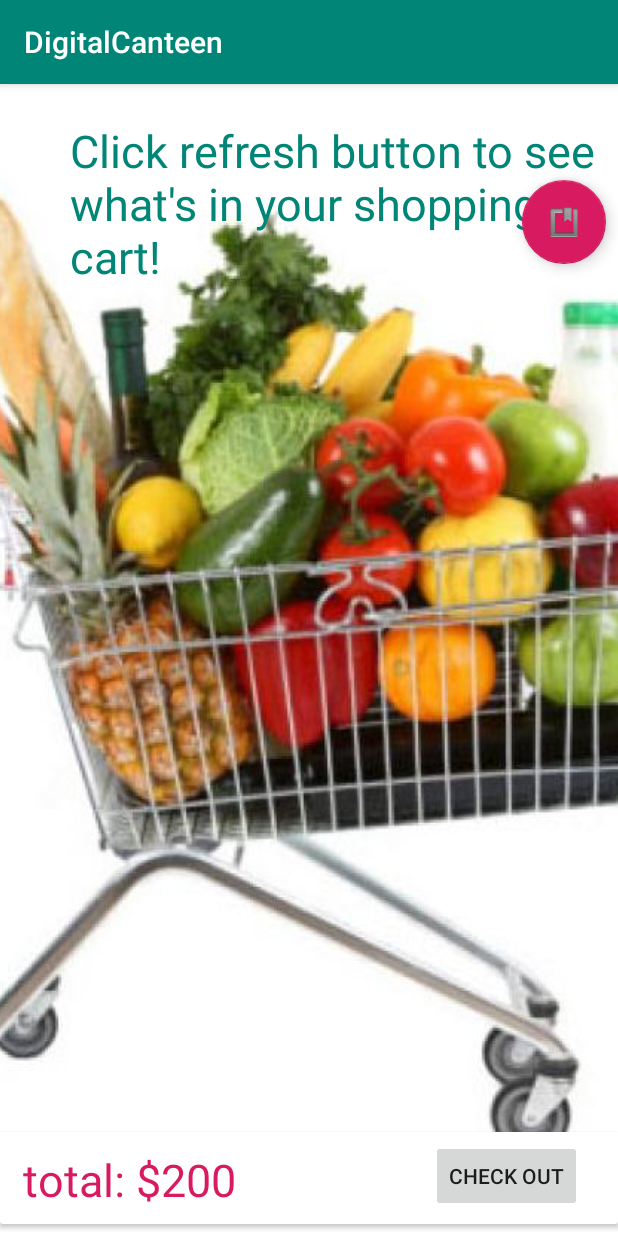
After one commit to PengShanshan99/DigitalCanteen, an Android app: the fragment ShoppingCFragment shown on its own in the app's theme, on a phone screen of 412 x 824 dp. The commit adds this screen. Run offline under Robolectric (Android 15) with nearby library versions, the phone set to English and light mode, and no system bars; our stand-ins replace Firebase (no records; nobody signed in at launch, a user with empty details on screens opened directly).

Commit message:
added some file for shopping cart

```diff
--- a/app/src/main/java/com/istd/digitalcanteen/OrdersFragment.java
+++ b/app/src/main/java/com/istd/digitalcanteen/OrdersFragment.java
@@ -115,9 +115,9 @@ public class OrdersFragment extends Fragment {
         Log.i("movingDebug", "OnChangeListener finished");
         Log.i("movingDebug", "mAdapter assigned with list "+list.toString());
 
-        for (Order order1: list){
-            Log.i("orderqueue5","foods in order "+order1.toString()+" is "+order1.getTime().toString());
-        }
+//        for (Order order1: list){
+//            Log.i("orderqueue5","foods in order "+order1.toString()+" is "+order1.getTime().toString());
+//        }
         mAdapter = new AdapterOrders(list, recyclerViewOrders.getContext());
 //        recyclerViewOrders.setLayoutManager(new LinearLayoutManager(getActivity()));
 //        recyclerViewOrders.setAdapter(mAdapter);
--- /dev/null
+++ b/app/src/main/java/com/istd/digitalcanteen/ShoppingCFragment.java
@@ -0,0 +1,49 @@
+package com.istd.digitalcanteen;
+
+import android.content.Context;
+import android.os.Bundle;
+import android.support.annotation.NonNull;
+import android.support.annotation.Nullable;
+import android.support.design.widget.FloatingActionButton;
+import android.support.v4.app.Fragment;
+import android.support.v7.widget.RecyclerView;
+import android.util.Log;
+import android.view.LayoutInflater;
+import android.view.View;
+import android.view.ViewGroup;
+import android.widget.Button;
+
+import com.google.firebase.database.DatabaseReference;
+import com.google.firebase.database.FirebaseDatabase;
+
+import java.util.ArrayList;
+
+public class ShoppingCFragment extends Fragment {
+    Context mContext;
+    RecyclerView recyclerViewSC;
+    FirebaseDatabase mFB;//a firebase database object
+    //DatabaseReference mRefFoodQ;
+    DatabaseReference mRef;// a reference object for firebase orderqueue
+    AdapterOrders mAdapter;// an adapter that combines the firebase reference to the recycler view in our UI
+    ArrayList<Order> list = new ArrayList<Order>();// a list for order objects
+    View rootView;
+    Button buttonCheckOut;
+    FloatingActionButton fabRefreshSC;
+    ArrayList<Integer> foods;
+    Order localOrder;
+    Order orderRetrieved;
+
+    @Nullable
+    @Override
+    public View onCreateView(@NonNull LayoutInflater inflater, @Nullable ViewGroup container, @Nullable Bundle savedInstanceState) {
+        mContext = getActivity();
+        rootView = inflater.inflate(R.layout.fragment_shopping_cart, container, false);
+        buttonCheckOut = rootView.findViewById(R.id.sc_checkout);
+        mFB = FirebaseDatabase.getInstance();
+        mRef = mFB.getReference("orderQueue");
+        recyclerViewSC = rootView.findViewById(R.id.recyclerView_sc);
+        recyclerViewSC.setHasFixedSize(true);
+        fabRefreshSC = (FloatingActionButton) rootView.findViewById(R.id.fab_refresh_SC);//refresh the list when this button is clicked
+        return rootView;
+    }
+}
--- /dev/null
+++ b/app/src/main/res/layout/fragment_shopping_cart.xml
@@ -0,0 +1,87 @@
+<?xml version="1.0" encoding="utf-8"?>
+<android.support.constraint.ConstraintLayout xmlns:android="http://schemas.android.com/apk/res/android"
+    xmlns:tools="http://schemas.android.com/tools"
+    android:layout_width="match_parent"
+    android:layout_height="match_parent"
+    xmlns:app="http://schemas.android.com/apk/res-auto">
+
+    <ImageView
+        android:id="@+id/imageView2"
+        android:layout_width="match_parent"
+        android:layout_height="match_parent"
+        android:layout_alignParentStart="true"
+        android:layout_alignParentLeft="true"
+        android:layout_alignParentTop="true"
+        android:scaleType="centerCrop"
+        android:src="@drawable/shopping_cart_photo" />
+
+    <TextView
+        android:id="@+id/textViewSC"
+        android:layout_width="357dp"
+        android:layout_height="wrap_content"
+        android:layout_marginLeft="@dimen/activity_horizontal_margin"
+        android:layout_marginTop="24dp"
+        android:layout_marginEnd="8dp"
+        android:layout_marginRight="8dp"
+        android:text="Click refresh button to see what's in your shopping cart!"
+        android:textColor="@color/colorPrimary"
+        android:textSize="30dp"
+        app:layout_constraintEnd_toEndOf="parent"
+        app:layout_constraintLeft_toLeftOf="parent"
+        app:layout_constraintTop_toTopOf="parent" />
+
+    <android.support.v7.widget.RecyclerView
+        android:layout_width="match_parent"
+        android:layout_height="wrap_content"
+        android:id="@+id/recyclerView_sc">
+    </android.support.v7.widget.RecyclerView>
+
+    <android.support.v7.widget.CardView
+        android:layout_width="match_parent"
+        android:layout_height="61dp"
+        android:layout_marginBottom="8dp"
+        app:layout_constraintBottom_toBottomOf="@+id/imageView2">
+
+        <LinearLayout
+            android:layout_width="match_parent"
+            android:layout_height="wrap_content">
+            <TextView
+                android:layout_width="wrap_content"
+                android:layout_height="wrap_content"
+                android:text="total: $200"
+                android:layout_marginLeft="15dp"
+                android:layout_marginTop="11dp"
+                android:textColor="@color/colorAccent"
+                android:textSize="30dp"
+                android:id="@+id/sc_total"/>
+        </LinearLayout>
+    </android.support.v7.widget.CardView>
+
+    <android.support.design.widget.FloatingActionButton
+        android:id="@+id/fab_refresh_SC"
+        android:layout_width="wrap_content"
+        android:layout_height="wrap_content"
+        android:layout_alignParentEnd="true"
+        android:layout_alignParentRight="true"
+        android:layout_alignParentBottom="true"
+        android:layout_gravity="bottom"
+        android:layout_marginTop="64dp"
+        android:layout_marginEnd="8dp"
+        android:layout_marginRight="8dp"
+        app:layout_constraintEnd_toEndOf="parent"
+        app:layout_constraintTop_toTopOf="parent"
+        app:srcCompat="@android:drawable/ic_input_get" />
+
+    <Button
+        android:id="@+id/sc_checkout"
+        android:layout_width="wrap_content"
+        android:layout_height="wrap_content"
+        android:layout_marginEnd="24dp"
+        android:layout_marginRight="24dp"
+        android:layout_marginBottom="16dp"
+        android:text="Check Out"
+        app:layout_constraintBottom_toBottomOf="parent"
+        app:layout_constraintEnd_toEndOf="parent" />
+
+
+</android.support.constraint.ConstraintLayout>
```
Also changed, not shown: app/src/main/java/com/istd/digitalcanteen/SCHolder.java (added, +38 -0 lines), app/src/main/res/layout/cardview_shopping_cart.xml (added, +39 -0 lines), app/src/main/res/drawable-hdpi/shopping_cart_photo.jpeg (added).
